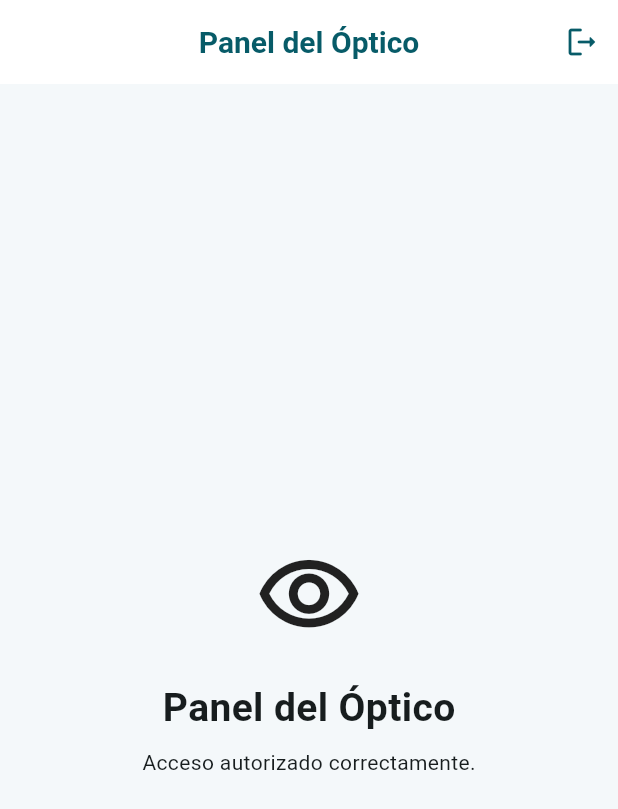
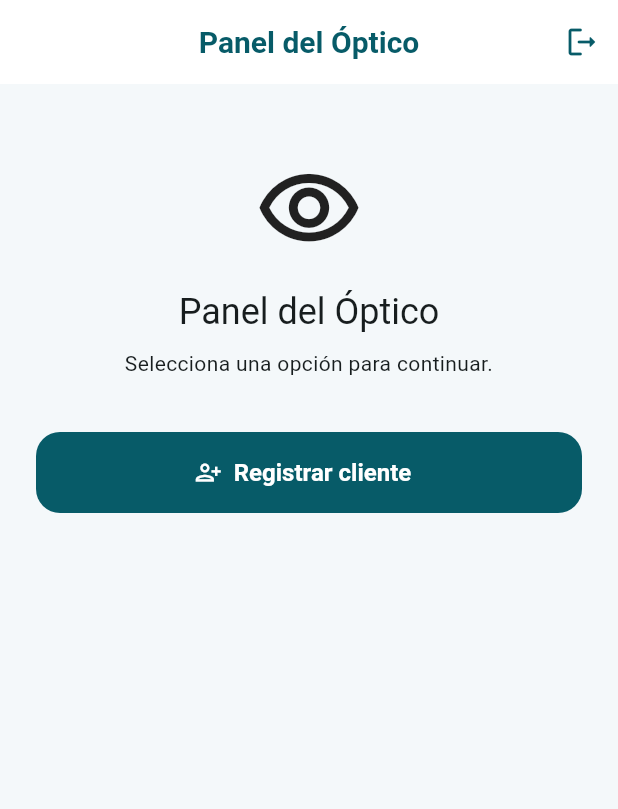
Before and after one commit to YeisonRamos/OCULIST_APIS, a Flutter app: the OpticianDashboardView screen opened by its route, on a phone screen of 412 x 824 dp. Shown: the top 809 px of the screen. Run offline on Flutter 3.47's test engine with Material 3 defaults, Android fonts, the phone set to English and light mode, and no system bars; our stand-ins replace cloud_firestore, firebase_auth, firebase_core, go_router; accounts and stored records are empty.

Commit message:
feat: implementar registro de clientes

```diff
--- a/lib/app/oculist_app.dart
+++ b/lib/app/oculist_app.dart
@@ -3,6 +3,7 @@ import 'package:oculist/app/router/app_router.dart';
 import 'package:oculist/core/theme/app_theme.dart';
 import 'package:oculist/features/authentication/domain/repositories/auth_repository.dart';
 import 'package:oculist/features/authentication/domain/repositories/user_repository.dart';
+import 'package:oculist/features/clients/domain/repositories/client_repository.dart';
 import 'package:provider/provider.dart';
 
 class OculistApp extends StatelessWidget {
@@ -10,10 +11,12 @@ class OculistApp extends StatelessWidget {
     super.key,
     required this.authRepository,
     required this.userRepository,
+    required this.clientRepository,
   });
 
   final AuthRepository authRepository;
   final UserRepository userRepository;
+  final ClientRepository clientRepository;
 
   @override
   Widget build(BuildContext context) {
@@ -21,6 +24,7 @@ class OculistApp extends StatelessWidget {
       providers: [
         Provider<AuthRepository>.value(value: authRepository),
         Provider<UserRepository>.value(value: userRepository),
+        Provider<ClientRepository>.value(value: clientRepository),
       ],
       child: MaterialApp.router(
         title: 'OCULIST',
--- a/lib/app/router/app_router.dart
+++ b/lib/app/router/app_router.dart
@@ -7,6 +7,9 @@ import 'package:oculist/features/authentication/presentation/view_models/login_v
 import 'package:oculist/features/authentication/presentation/view_models/session_view_model.dart';
 import 'package:oculist/features/authentication/presentation/views/login_view.dart';
 import 'package:oculist/features/authentication/presentation/views/session_view.dart';
+import 'package:oculist/features/clients/domain/repositories/client_repository.dart';
+import 'package:oculist/features/clients/presentation/view_models/register_client_view_model.dart';
+import 'package:oculist/features/clients/presentation/views/register_client_view.dart';
 import 'package:oculist/features/dashboard/presentation/view_models/dashboard_view_model.dart';
 import 'package:oculist/features/dashboard/presentation/views/administrator_dashboard_view.dart';
 import 'package:oculist/features/dashboard/presentation/views/optician_dashboard_view.dart';
@@ -84,6 +87,23 @@ final class AppRouter {
           );
         },
       ),
+
+      GoRoute(
+        path: '/clientes/registrar',
+        name: 'registerClient',
+        redirect: (context, state) {
+          return _protectRoute(context, requiredRole: UserRole.optico);
+        },
+        builder: (context, state) {
+          final clientRepository = context.read<ClientRepository>();
+
+          return ChangeNotifierProvider(
+            create: (_) =>
+                RegisterClientViewModel(clientRepository: clientRepository),
+            child: const RegisterClientView(),
+          );
+        },
+      ),
     ],
   );
 
--- a/lib/features/dashboard/presentation/views/optician_dashboard_view.dart
+++ b/lib/features/dashboard/presentation/views/optician_dashboard_view.dart
@@ -46,18 +46,39 @@ class OpticianDashboardView extends StatelessWidget {
           ),
         ],
       ),
-      body: const Center(
+      body: Padding(
+        padding: const EdgeInsets.all(24),
         child: Column(
-          mainAxisAlignment: MainAxisAlignment.center,
+          crossAxisAlignment: CrossAxisAlignment.stretch,
           children: [
-            Icon(Icons.visibility_outlined, size: 72),
-            SizedBox(height: 20),
+            const SizedBox(height: 24),
+
+            const Icon(Icons.visibility_outlined, size: 72),
+
+            const SizedBox(height: 16),
+
             Text(
               'Panel del Óptico',
-              style: TextStyle(fontSize: 26, fontWeight: FontWeight.bold),
+              textAlign: TextAlign.center,
+              style: Theme.of(context).textTheme.headlineSmall,
             ),
-            SizedBox(height: 8),
-            Text('Acceso autorizado correctamente.'),
+
+            const SizedBox(height: 8),
+
+            const Text(
+              'Selecciona una opción para continuar.',
+              textAlign: TextAlign.center,
+            ),
+
+            const SizedBox(height: 36),
+
+            FilledButton.icon(
+              onPressed: () {
+                context.push('/clientes/registrar');
+              },
+              icon: const Icon(Icons.person_add_alt_1_outlined),
+              label: const Text('Registrar cliente'),
+            ),
           ],
         ),
       ),
```
Also changed, not shown: lib/features/clients/presentation/view_models/register_client_view_model.dart (added, +106 -0 lines), lib/features/clients/presentation/views/register_client_view.dart (added, +184 -0 lines), lib/main.dart (+13 -1 lines), 1 other file.
